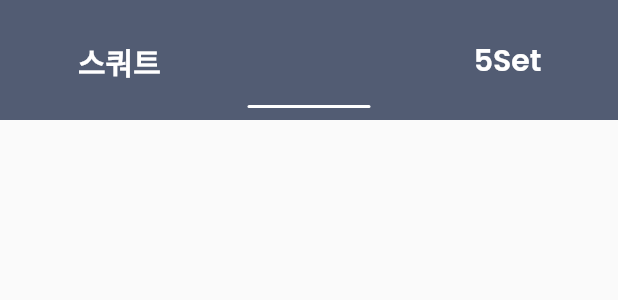
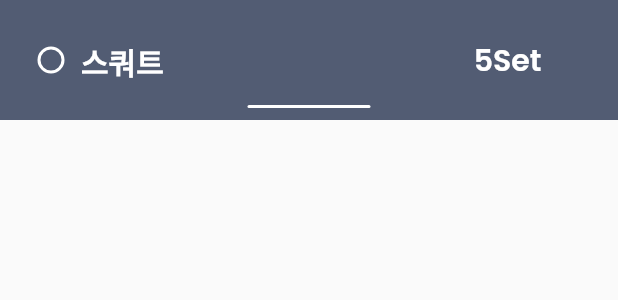
Before and after one commit to jeomgymjeok-gwabuha/jeomgymjeok_gwabuha_front_mobile, a Flutter app: the WorkoutItem widget shown alone on an empty page, opened directly with sample values from the repository, on a phone screen of 412 x 824 dp. Shown: the top 300 px of the screen. Run offline on Flutter 3.47's test engine with Material 2 defaults, Android fonts, the phone set to English and light mode, and no system bars; our stand-ins replace dropdown_button2, flutter_riverpod, flutter_svg, google_fonts, table_calendar.

Commit message:
working to delete multiple items

```diff
--- a/lib/widgets/workout_item/index.dart
+++ b/lib/widgets/workout_item/index.dart
@@ -23,6 +23,7 @@ class _WorkoutItemState extends State<WorkoutItem>
   late AnimationController _animationController;
   late Animation<double> _heightFactor;
   bool _isDisplayDeleteButton = false;
+  bool _isEditingMode = false;
 
   void _onTapHeader() {
     setState(() {
--- a/lib/widgets/workout_item/workout_item_header_title_bar.dart
+++ b/lib/widgets/workout_item/workout_item_header_title_bar.dart
@@ -65,16 +65,37 @@ class _WorkoutItemHeaderTitleBarState extends State<WorkoutItemHeaderTitleBar> {
                   duration: const Duration(milliseconds: 150),
                   curve: Curves.easeInOut,
                   height: 80,
-                  padding: const EdgeInsets.only(left: 52, right: 51),
+                  padding: const EdgeInsets.only(left: 22, right: 51),
                   child: Row(
                     mainAxisAlignment: MainAxisAlignment.spaceBetween,
                     crossAxisAlignment: CrossAxisAlignment.center,
                     children: [
-                      Text(
-                        widget.name,
-                        style: types[Types.semi_lg]!.copyWith(
-                          color: pallete[Pallete.white],
-                        ),
+                      Row(
+                        children: [
+                          Radio(
+                            visualDensity: const VisualDensity(
+                              horizontal: VisualDensity.minimumDensity,
+                              vertical: VisualDensity.minimumDensity,
+                            ),
+                            materialTapTargetSize:
+                                MaterialTapTargetSize.shrinkWrap,
+                            focusColor: pallete[Pallete.flash]!,
+                            activeColor: pallete[Pallete.flash]!,
+                            fillColor: MaterialStateProperty.resolveWith(
+                              (states) => pallete[Pallete.white]!,
+                            ),
+                            value: '',
+                            groupValue: 'a',
+                            onChanged: (value) {},
+                          ),
+                          const SizedBox(width: 8),
+                          Text(
+                            widget.name,
+                            style: types[Types.semi_lg]!.copyWith(
+                              color: pallete[Pallete.white],
+                            ),
+                          ),
+                        ],
                       ),
                       Text(
                         '${widget.totalSetCount}Set',
```
